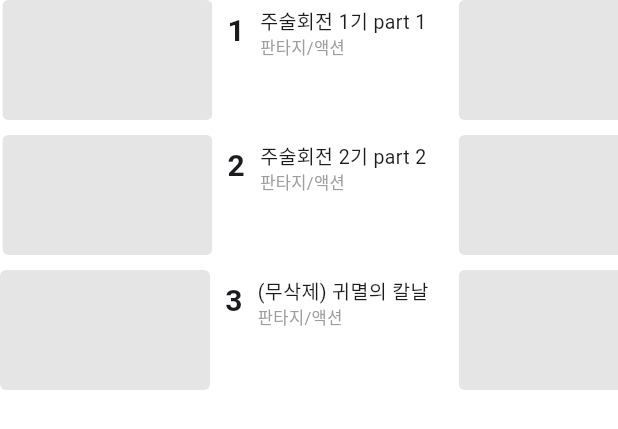
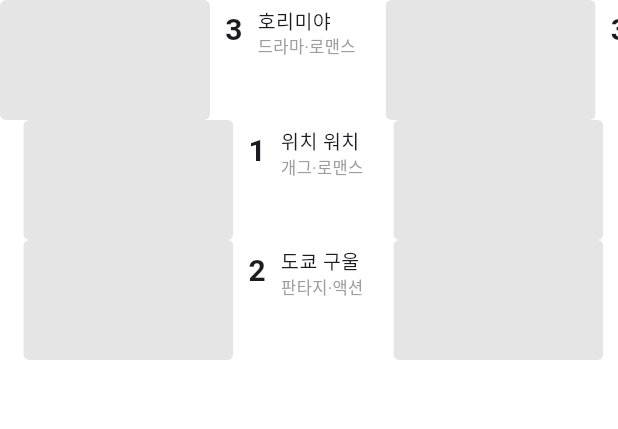
Before and after one commit to jangjia01234/Laftel_Flutter, a Flutter app: the RankingScrollView widget shown alone on an empty page, opened directly, on a phone screen of 412 x 824 dp. Shown: the top 429 px of the screen. Run offline on Flutter 3.47's test engine with Material 3 defaults, Android fonts, the phone set to English and light mode, and no system bars; our stand-ins replace carousel_slider, video_player; network calls fail.

Commit message:
인기 랭킹 데이터 반영

```diff
--- a/lib/data/anime_data.dart
+++ b/lib/data/anime_data.dart
@@ -3,7 +3,8 @@ import '../models/anime_info_model.dart';
 final List<AnimeInfo> animeList = [
   AnimeInfo(
       animeTitle: '호리미야',
-      rank: 3,
+      genre: '드라마·로맨스',
+      rank: "3",
       thumbnailImageUrl:
           'https://thumbnail.laftel.net/items/home/3837a308-4746-470a-8fd0-091f43f55992.jpg?c=0%2C0%2C1024%2C576&webp=1&w=380',
       episodes: [
@@ -34,7 +35,8 @@ final List<AnimeInfo> animeList = [
       ]),
   AnimeInfo(
       animeTitle: '위치 워치',
-      rank: 1,
+      genre: '개그·로맨스',
+      rank: "1",
       thumbnailImageUrl:
           'https://thumbnail.laftel.net/items/full/0f44158b-1e31-4380-b0b4-86ff5ca716c3.jpg?c=0%2C278%2C1024%2C854&webp=1&w=380',
       episodes: [
@@ -59,7 +61,8 @@ final List<AnimeInfo> animeList = [
       ]),
   AnimeInfo(
       animeTitle: '도쿄 구울',
-      rank: 2,
+      genre: '판타지·액션',
+      rank: "2",
       thumbnailImageUrl:
           'https://thumbnail.laftel.net/items/home/0ee6d66f-e714-4057-b051-c20c36329b59.jpg?c=0%2C0%2C1023%2C575&webp=1&w=380',
       episodes: [
--- a/lib/models/anime_info_model.dart
+++ b/lib/models/anime_info_model.dart
@@ -1,12 +1,14 @@
 class AnimeInfo {
   final String animeTitle;
-  final int rank;
+  final String genre;
+  final String rank;
   final String thumbnailImageUrl;
   final List<Episode> episodes;
 
   AnimeInfo({
+      required this.animeTitle,
+      required this.genre,
       required this.rank,
-      required this.animeTitle,
       required this.thumbnailImageUrl,
       required this.episodes
   });
--- a/lib/widgets/home/hot_video_list.dart
+++ b/lib/widgets/home/hot_video_list.dart
@@ -1,4 +1,5 @@
 import 'package:flutter/material.dart';
+import 'package:layout/data/anime_data.dart';
 import 'time_unit_button.dart';
 
 class HotVideoList extends StatelessWidget {
@@ -36,40 +37,26 @@ class RankingScrollView extends StatelessWidget {
     return SingleChildScrollView(
         scrollDirection: Axis.horizontal,
         child: Row(
+        mainAxisAlignment: MainAxisAlignment.start,
         children: [
           Column(
+            children: animeList.map((item) {
+              return Column(
                 children: [
-                hotSingleVideoThumbnailCard("1", "주술회전 1기 part 1", "판타지/액션"),
-                SizedBox(height: 10),
-                hotSingleVideoThumbnailCard("2", "주술회전 2기 part 2", "판타지/액션"),
-                SizedBox(height: 10),
-                hotSingleVideoThumbnailCard("3", "(무삭제) 귀멸의 칼날", "판타지/액션"),
-              ],
-            ),
-            Column(
-              crossAxisAlignment: CrossAxisAlignment.start,
+                  Row(
                     children: [
-                hotSingleVideoThumbnailCard(
-                    "4", "전생했더니 슬라임이었던 건에 대하여", "이세계/판타지"),
-                SizedBox(height: 10),
-                hotSingleVideoThumbnailCard("5", "(더빙) 꿈빛 파티시엘 리마스터", "로맨스/음식"),
-                SizedBox(height: 10),
-                hotSingleVideoThumbnailCard(
-                    "6", "(자막) 귀멸의 칼날: 환락의 거리편", "판타지/액션"),
-              ],
-            ),
-            Column(
-              crossAxisAlignment: CrossAxisAlignment.start,
-              children: [
-                hotSingleVideoThumbnailCard("7", "하이큐!! 1기", "스포츠"),
-                SizedBox(height: 10),
-                hotSingleVideoThumbnailCard("8", "(자막) 하이큐!! 2기", "스포츠"),
-                SizedBox(height: 10),
-                hotSingleVideoThumbnailCard("9", "(자막) 데스노트 리마스터", "판타지/추리"),
+                      hotSingleVideoThumbnailCard(item.rank, item.animeTitle, item.genre),
+                      hotSingleVideoThumbnailCard(item.rank, item.animeTitle, item.genre),
+                      hotSingleVideoThumbnailCard(item.rank, item.animeTitle, item.genre),
                     ],
                   )
                 ],
-        ));
+              );
+            }).toList(),
+          ),
+        ]
+      ),
+    );
   }
 }
 
```
Lines whose indentation alone changed are shown as unchanged.
